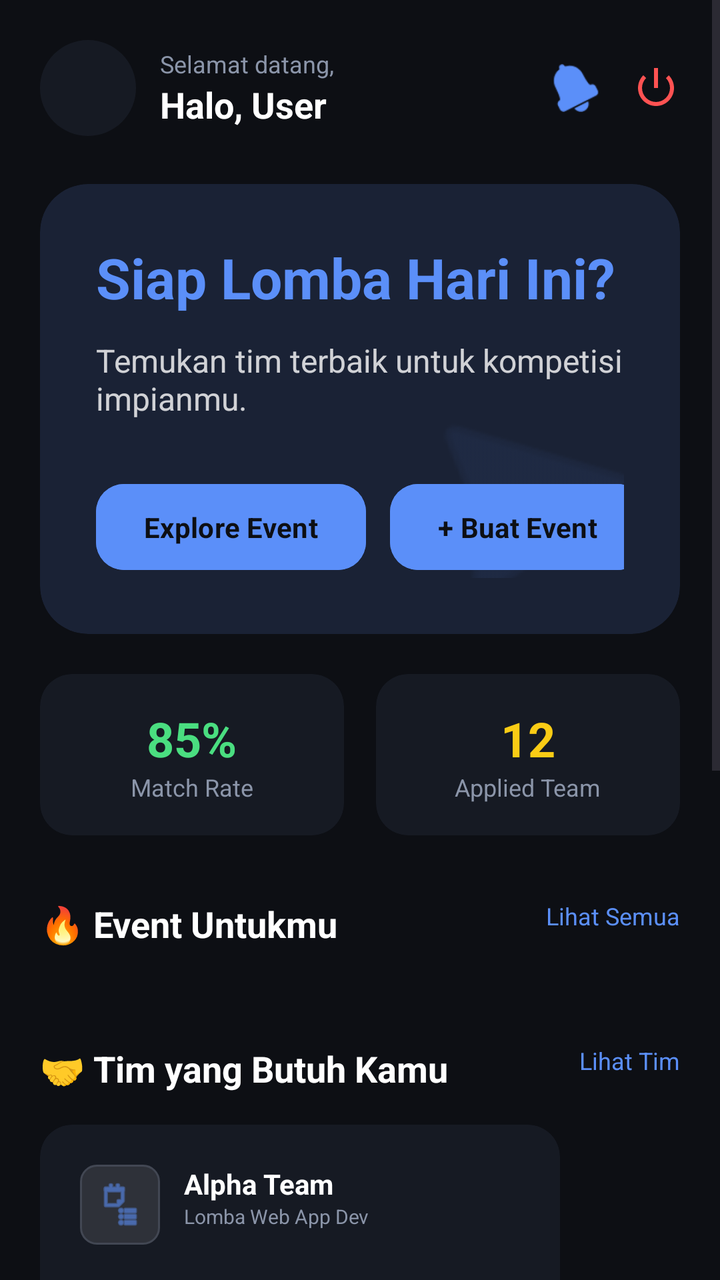
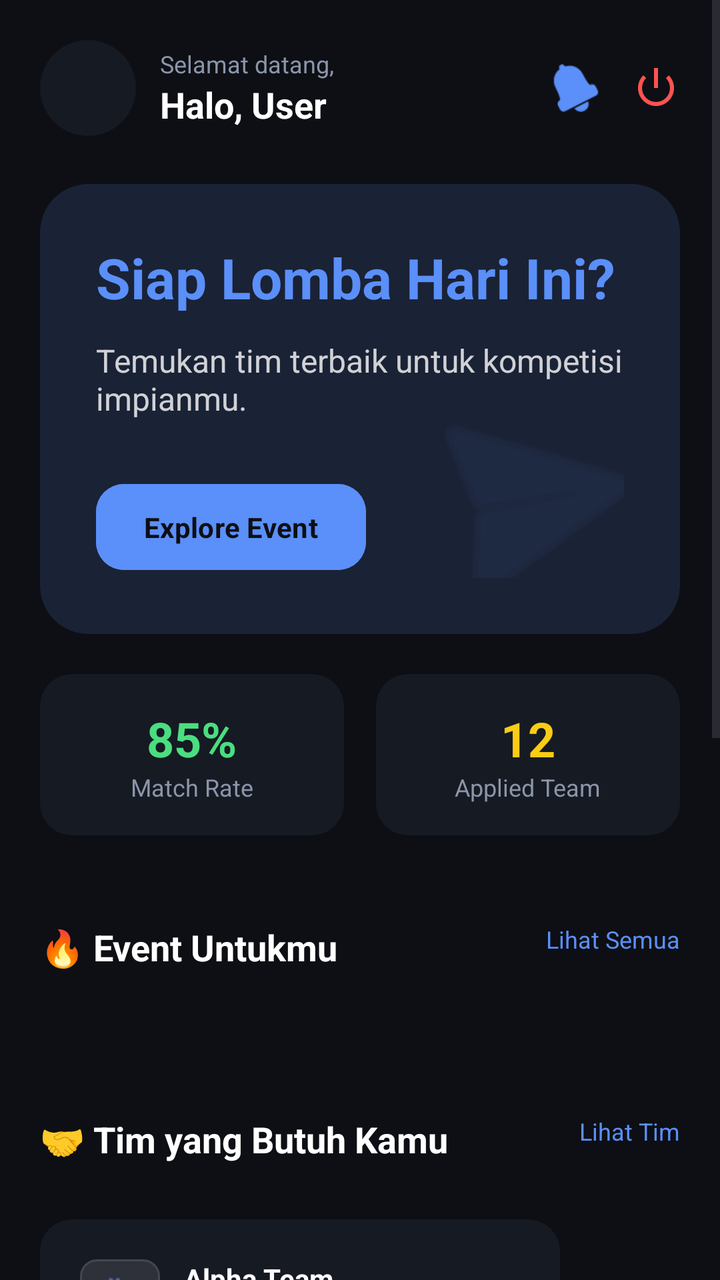

Screens rendered from an Android XML layout before and after an edit, with the pre-edit source and the edit as a unified diff.
<!-- AndroidManifest.xml: application theme Theme.Joko -->
<!-- res/layout/fragment_home.xml -->
<?xml version="1.0" encoding="utf-8"?>
<androidx.constraintlayout.widget.ConstraintLayout xmlns:android="http://schemas.android.com/apk/res/android"
    xmlns:app="http://schemas.android.com/apk/res-auto"
    xmlns:tools="http://schemas.android.com/tools"
    android:layout_width="match_parent"
    android:layout_height="match_parent"
    android:background="@color/bg_base">

    <ScrollView
        android:layout_width="match_parent"
        android:layout_height="match_parent"
        android:fillViewport="true">

        <LinearLayout
            android:layout_width="match_parent"
            android:layout_height="wrap_content"
            android:orientation="vertical"
            android:padding="20dp">

            
            <RelativeLayout
                android:layout_width="match_parent"
                android:layout_height="wrap_content">

                <com.google.android.material.imageview.ShapeableImageView
                    android:id="@+id/ivProfile"
                    android:layout_width="48dp"
                    android:layout_height="48dp"
                    android:background="@color/bg_surface"
                    android:scaleType="centerCrop"
                    app:shapeAppearanceOverlay="@style/CircleImage" />

                <LinearLayout
                    android:layout_width="wrap_content"
                    android:layout_height="wrap_content"
                    android:layout_centerVertical="true"
                    android:layout_marginStart="12dp"
                    android:layout_toEndOf="@id/ivProfile"
                    android:orientation="vertical">

                    <TextView
                        android:layout_width="wrap_content"
                        android:layout_height="wrap_content"
                        android:text="Selamat datang,"
                        android:textColor="@color/text_secondary"
                        android:textSize="12sp" />

                    <TextView
                        android:id="@+id/tvUserName"
                        android:layout_width="wrap_content"
                        android:layout_height="wrap_content"
                        android:text="Halo, User"
                        android:textColor="@color/white"
                        android:textSize="18sp"
                        android:textStyle="bold" />
                </LinearLayout>

                <LinearLayout
                    android:layout_width="wrap_content"
                    android:layout_height="wrap_content"
                    android:layout_alignParentEnd="true"
                    android:layout_centerVertical="true"
                    android:orientation="horizontal">

                    <ImageView
                        android:id="@+id/btnNotification"
                        android:layout_width="24dp"
                        android:layout_height="24dp"
                        android:layout_marginEnd="16dp"
                        android:src="@android:drawable/ic_popup_reminder"
                        app:tint="@color/primary" />

                    <ImageView
                        android:id="@+id/btnLogout"
                        android:layout_width="24dp"
                        android:layout_height="24dp"
                        android:src="@android:drawable/ic_lock_power_off"
                        app:tint="#FF5252" />
                </LinearLayout>
            </RelativeLayout>

            
            <androidx.cardview.widget.CardView
                android:layout_width="match_parent"
                android:layout_height="wrap_content"
                android:layout_marginTop="24dp"
                app:cardBackgroundColor="@color/bg_banner"
                app:cardCornerRadius="24dp"
                app:cardElevation="0dp">

                <androidx.constraintlayout.widget.ConstraintLayout
                    android:layout_width="match_parent"
                    android:layout_height="wrap_content"
                    android:padding="28dp">

                    <ImageView
                        android:id="@+id/ivRocket"
                        android:layout_width="140dp"
                        android:layout_height="140dp"
                        android:layout_marginEnd="-30dp"
                        android:layout_marginBottom="-30dp"
                        android:alpha="0.12"
                        android:rotation="-10"
                        android:src="@android:drawable/ic_menu_send"
                        app:layout_constraintBottom_toBottomOf="parent"
                        app:layout_constraintEnd_toEndOf="parent"
                        app:tint="@color/primary" />

                    <TextView
                        android:id="@+id/tvBannerTitle"
                        android:layout_width="0dp"
                        android:layout_height="wrap_content"
                        android:text="@string/banner_title"
                        android:textColor="@color/primary"
                        android:textSize="28sp"
                        android:textStyle="bold"
                        app:layout_constraintEnd_toEndOf="parent"
                        app:layout_constraintStart_toStartOf="parent"
                        app:layout_constraintTop_toTopOf="parent" />

                    <TextView
                        android:id="@+id/tvBannerDesc"
                        android:layout_width="0dp"
                        android:layout_height="wrap_content"
                        android:layout_marginTop="12dp"
                        android:alpha="0.8"
                        android:text="@string/banner_desc"
                        android:textColor="@color/white"
                        android:textSize="16sp"
                        app:layout_constraintEnd_toEndOf="parent"
                        app:layout_constraintStart_toStartOf="parent"
                        app:layout_constraintTop_toBottomOf="@id/tvBannerTitle" />

                    <Button
                        android:id="@+id/btnExploreBanner"
                        android:layout_width="wrap_content"
                        android:layout_height="wrap_content"
                        android:layout_marginTop="28dp"
                        android:backgroundTint="@color/primary"
                        android:paddingHorizontal="24dp"
                        android:paddingVertical="12dp"
                        android:text="@string/btn_explore_event"
                        android:textAllCaps="false"
                        android:textColor="#0D0F14"
                        android:textStyle="bold"
                        app:cornerRadius="14dp"
                        app:layout_constraintStart_toStartOf="parent"
                        app:layout_constraintTop_toBottomOf="@id/tvBannerDesc" />

                    <Button
                        android:id="@+id/btnCreateEvent"
                        android:layout_width="wrap_content"
                        android:layout_height="wrap_content"
                        android:layout_marginStart="12dp"
                        android:backgroundTint="@color/primary"
                        android:paddingHorizontal="24dp"
                        android:paddingVertical="12dp"
                        android:text="@string/btn_buat_event"
                        android:textAllCaps="false"
                        android:textColor="#0D0F14"
                        android:textStyle="bold"
                        app:cornerRadius="14dp"
                        app:layout_constraintBottom_toBottomOf="@id/btnExploreBanner"
                        app:layout_constraintStart_toEndOf="@id/btnExploreBanner"
                        app:layout_constraintTop_toTopOf="@id/btnExploreBanner" />

                </androidx.constraintlayout.widget.ConstraintLayout>
            </androidx.cardview.widget.CardView>

            
            <LinearLayout
                android:layout_width="match_parent"
                android:layout_height="wrap_content"
                android:layout_marginTop="20dp"
                android:orientation="horizontal">

                <androidx.cardview.widget.CardView
                    android:layout_width="0dp"
                    android:layout_height="wrap_content"
                    android:layout_marginEnd="8dp"
                    android:layout_weight="1"
                    app:cardBackgroundColor="@color/bg_surface"
                    app:cardCornerRadius="16dp"
                    app:cardElevation="0dp">
                    <LinearLayout
                        android:layout_width="match_parent"
                        android:layout_height="wrap_content"
                        android:gravity="center"
                        android:orientation="vertical"
                        android:padding="16dp">
                        <TextView
                            android:layout_width="wrap_content"
                            android:layout_height="wrap_content"
                            android:text="85%"
                            android:textColor="@color/secondary"
                            android:textSize="24sp"
                            android:textStyle="bold" />
                        <TextView
                            android:layout_width="wrap_content"
                            android:layout_height="wrap_content"
                            android:text="Match Rate"
                            android:textColor="@color/text_secondary"
                            android:textSize="12sp" />
                    </LinearLayout>
                </androidx.cardview.widget.CardView>

                <androidx.cardview.widget.CardView
                    android:layout_width="0dp"
                    android:layout_height="wrap_content"
                    android:layout_marginStart="8dp"
                    android:layout_weight="1"
                    app:cardBackgroundColor="@color/bg_surface"
                    app:cardCornerRadius="16dp"
                    app:cardElevation="0dp">
                    <LinearLayout
                        android:layout_width="match_parent"
                        android:layout_height="wrap_content"
                        android:gravity="center"
                        android:orientation="vertical"
                        android:padding="16dp">
                        <TextView
                            android:layout_width="wrap_content"
                            android:layout_height="wrap_content"
                            android:text="12"
                            android:textColor="#FACC15"
                            android:textSize="24sp"
                            android:textStyle="bold" />
                        <TextView
                            android:layout_width="wrap_content"
                            android:layout_height="wrap_content"
                            android:text="Applied Team"
                            android:textColor="@color/text_secondary"
                            android:textSize="12sp" />
                    </LinearLayout>
                </androidx.cardview.widget.CardView>
            </LinearLayout>

            
            <RelativeLayout
                android:layout_width="match_parent"
                android:layout_height="wrap_content"
                android:layout_marginTop="32dp">
                <TextView
                    android:layout_width="wrap_content"
                    android:layout_height="wrap_content"
                    android:text="🔥 Event Untukmu"
                    android:textColor="@color/white"
                    android:textSize="18sp"
                    android:textStyle="bold" />
                <TextView
                    android:id="@+id/btnLihatSemuaEvents"
                    android:layout_width="wrap_content"
                    android:layout_height="wrap_content"
                    android:layout_alignParentEnd="true"
                    android:text="Lihat Semua"
                    android:clickable="true"
                    android:focusable="true"
                    android:textColor="@color/primary"
                    android:textSize="12sp" />
            </RelativeLayout>

            <androidx.recyclerview.widget.RecyclerView
                android:id="@+id/rvHomeEvents"
                android:layout_width="match_parent"
                android:layout_height="wrap_content"
                android:layout_marginTop="16dp"
                android:orientation="horizontal"
                app:layoutManager="androidx.recyclerview.widget.LinearLayoutManager"
                tools:listitem="@layout/item_home_event" />

            
            <RelativeLayout
                android:layout_width="match_parent"
                android:layout_height="wrap_content"
                android:layout_marginTop="32dp">
                <TextView
                    android:layout_width="wrap_content"
                    android:layout_height="wrap_content"
                    android:text="🤝 Tim yang Butuh Kamu"
                    android:textColor="@color/white"
                    android:textSize="18sp"
                    android:textStyle="bold" />
                <TextView
                    android:id="@+id/btnLihatTim"
                    android:layout_width="wrap_content"
                    android:layout_height="wrap_content"
                    android:layout_alignParentEnd="true"
                    android:text="Lihat Tim"
                    android:clickable="true"
                    android:focusable="true"
                    android:textColor="@color/primary"
                    android:textSize="12sp" />
            </RelativeLayout>

            <HorizontalScrollView
                android:layout_width="match_parent"
                android:layout_height="wrap_content"
                android:layout_marginTop="16dp"
                android:scrollbars="none">
                <LinearLayout
                    android:layout_width="wrap_content"
                    android:layout_height="wrap_content"
                    android:orientation="horizontal">
                    
                    <androidx.cardview.widget.CardView
                        android:layout_width="260dp"
                        android:layout_height="wrap_content"
                        android:layout_marginEnd="16dp"
                        app:cardBackgroundColor="@color/bg_surface"
                        app:cardCornerRadius="16dp"
                        app:cardElevation="0dp">
                        <LinearLayout
                            android:layout_width="match_parent"
                            android:layout_height="wrap_content"
                            android:padding="20dp"
                            android:orientation="vertical">
                            <LinearLayout
                                android:layout_width="match_parent"
                                android:layout_height="wrap_content"
                                android:orientation="horizontal">
                                <ImageView
                                    android:layout_width="40dp"
                                    android:layout_height="40dp"
                                    android:background="@drawable/bg_input_field"
                                    android:padding="8dp"
                                    android:src="@android:drawable/ic_menu_agenda"
                                    app:tint="@color/primary" />
                                <LinearLayout
                                    android:layout_width="wrap_content"
                                    android:layout_height="wrap_content"
                                    android:layout_marginStart="12dp"
                                    android:orientation="vertical">

                                    <TextView
                                        android:layout_width="wrap_content"
                                        android:layout_height="wrap_content"
                                        android:text="Alpha Team"
                                        android:textColor="@color/white"
                                        android:textStyle="bold" />

                                    <TextView
                                        android:layout_width="wrap_content"
                                        android:layout_height="wrap_content"
                                        android:text="Lomba Web App Dev"
                                        android:textColor="@color/text_secondary"
                                        android:textSize="10sp" />
                                </LinearLayout>
                            </LinearLayout>

                            <TextView
                                android:layout_width="wrap_content"
                                android:layout_height="wrap_content"
                                android:layout_marginTop="16dp"
                                android:text="Mencari Role:"
                                android:textColor="@color/text_secondary"
                                android:textSize="12sp" />

                            <LinearLayout
                                android:layout_width="match_parent"
                                android:layout_height="wrap_content"
                                android:layout_marginTop="8dp"
                                android:orientation="horizontal">

                                <TextView
                                    android:layout_width="wrap_content"
                                    android:layout_height="wrap_content"
                                    android:background="@drawable/bg_input_field"
                                    android:paddingHorizontal="8dp"
                                    android:paddingVertical="4dp"
                                    android:text="Backend"
                                    android:textColor="@color/primary"
                                    android:textSize="10sp" />

                                <TextView
                                    android:layout_width="wrap_content"
                                    android:layout_height="wrap_content"
                                    android:layout_marginStart="8dp"
                                    android:background="@drawable/bg_input_field"
                                    android:paddingHorizontal="8dp"
                                    android:paddingVertical="4dp"
                                    android:text="DevOps"
                                    android:textColor="@color/text_secondary"
                                    android:textSize="10sp" />
                            </LinearLayout>

                            <RelativeLayout
                                android:layout_width="match_parent"
                                android:layout_height="wrap_content"
                                android:layout_marginTop="20dp">

                                <TextView
                                    android:layout_width="wrap_content"
                                    android:layout_height="wrap_content"
                                    android:text="Progress Tim"
                                    android:textColor="@color/text_secondary"
                                    android:textSize="11sp" />

                                <TextView
                                    android:layout_width="wrap_content"
                                    android:layout_height="wrap_content"
                                    android:layout_alignParentEnd="true"
                                    android:text="2/4"
                                    android:textColor="@color/primary"
                                    android:textSize="11sp" />
                            </RelativeLayout>

                            <ProgressBar
                                style="?android:attr/progressBarStyleHorizontal"
                                android:layout_width="match_parent"
                                android:layout_height="4dp"
                                android:layout_marginTop="8dp"
                                android:progress="50"
                                android:progressTint="@color/primary" />
                        </LinearLayout>
                    </androidx.cardview.widget.CardView>
                </LinearLayout>
            </HorizontalScrollView>

            
            <androidx.cardview.widget.CardView
                android:layout_width="match_parent"
                android:layout_height="wrap_content"
                android:layout_marginTop="32dp"
                android:layout_marginBottom="24dp"
                app:cardBackgroundColor="@color/bg_surface"
                app:cardCornerRadius="20dp"
                app:cardElevation="0dp">

                <LinearLayout
                    android:layout_width="match_parent"
                    android:layout_height="wrap_content"
                    android:gravity="center"
                    android:orientation="vertical"
                    android:padding="24dp">

                    <ImageView
                        android:layout_width="48dp"
                        android:layout_height="48dp"
                        android:src="@android:drawable/ic_menu_preferences"
                        app:tint="@color/text_disabled" />

                    <TextView
                        android:layout_width="wrap_content"
                        android:layout_height="wrap_content"
                        android:layout_marginTop="16dp"
                        android:text="Lengkapi Profil Skilmu"
                        android:textColor="@color/white"
                        android:textSize="16sp"
                        android:textStyle="bold" />

                    <TextView
                        android:layout_width="wrap_content"
                        android:layout_height="wrap_content"
                        android:layout_marginTop="8dp"
                        android:gravity="center"
                        android:text="Bantu kami merekomendasikan tim yang paling pas buat kamu."
                        android:textColor="@color/text_secondary"
                        android:textSize="12sp" />

                    <Button
                        android:id="@+id/btnAturMinat"
                        style="@style/Widget.MaterialComponents.Button.OutlinedButton"
                        android:layout_width="wrap_content"
                        android:layout_height="wrap_content"
                        android:layout_marginTop="16dp"
                        android:text="Atur Minat"
                        android:textAllCaps="false"
                        android:textColor="@color/primary"
                        app:cornerRadius="12dp"
                        app:strokeColor="@color/primary" />
                </LinearLayout>
            </androidx.cardview.widget.CardView>
        </LinearLayout>
    </ScrollView>

</androidx.constraintlayout.widget.ConstraintLayout>
<!-- res/layout/item_home_event.xml (included above) -->
<?xml version="1.0" encoding="utf-8"?>
<androidx.cardview.widget.CardView xmlns:android="http://schemas.android.com/apk/res/android"
    xmlns:app="http://schemas.android.com/apk/res-auto"
    android:id="@+id/cvHomeEvent"
    android:layout_width="280dp"
    android:layout_height="wrap_content"
    android:layout_marginEnd="16dp"
    android:clickable="true"
    android:focusable="true"
    android:foreground="?android:attr/selectableItemBackground"
    app:cardBackgroundColor="@color/bg_surface"
    app:cardCornerRadius="16dp"
    app:cardElevation="0dp">

    <LinearLayout
        android:layout_width="match_parent"
        android:layout_height="wrap_content"
        android:orientation="vertical">

        <ImageView
            android:id="@+id/ivEventBanner"
            android:layout_width="match_parent"
            android:layout_height="140dp"
            android:scaleType="centerCrop"
            android:background="@color/text_disabled" />

        <LinearLayout
            android:layout_width="match_parent"
            android:layout_height="wrap_content"
            android:padding="16dp"
            android:orientation="vertical">

            <TextView
                android:id="@+id/tvEventTitle"
                android:layout_width="match_parent"
                android:layout_height="wrap_content"
                android:text="Event Title"
                android:textColor="@color/white"
                android:textSize="16sp"
                android:textStyle="bold"
                android:maxLines="1"
                android:ellipsize="end" />

            <TextView
                android:id="@+id/tvEventDate"
                android:layout_width="wrap_content"
                android:layout_height="wrap_content"
                android:layout_marginTop="8dp"
                android:text="📅 Date"
                android:textColor="@color/text_secondary"
                android:textSize="12sp" />

            <TextView
                android:id="@+id/tvEventLocation"
                android:layout_width="wrap_content"
                android:layout_height="wrap_content"
                android:layout_marginTop="4dp"
                android:text="📍 Location"
                android:textColor="@color/text_secondary"
                android:textSize="12sp"
                android:maxLines="1"
                android:ellipsize="end" />

            <RelativeLayout
                android:layout_width="match_parent"
                android:layout_height="wrap_content"
                android:layout_marginTop="16dp">

                <TextView
                    android:id="@+id/tvCategory"
                    android:layout_width="wrap_content"
                    android:layout_height="wrap_content"
                    android:text="Category"
                    android:textColor="@color/secondary"
                    android:textStyle="bold"
                    android:textSize="12sp" />

                <TextView
                    android:layout_width="wrap_content"
                    android:layout_height="wrap_content"
                    android:layout_alignParentEnd="true"
                    android:text="Lihat Detail"
                    android:textColor="@color/primary"
                    android:textSize="11sp" />
            </RelativeLayout>
        </LinearLayout>
    </LinearLayout>
</androidx.cardview.widget.CardView>
<!-- resources referenced by this layout -->
<resources>
  <color name="bg_banner">#1A2235</color>
  <color name="bg_base">#0D0F14</color>
  <color name="bg_surface">#161A23</color>
  <color name="primary">#5B8FF9</color>
  <color name="secondary">#4ADE80</color>
  <color name="text_disabled">#3D4557</color>
  <color name="text_secondary">#8B95A9</color>
  <color name="white">#FFFFFFFF</color>
  <!-- drawable bg_input_field (drawable) -->
  <?xml version="1.0" encoding="utf-8"?>
  <shape xmlns:android="http://schemas.android.com/apk/res/android">
      <solid android:color="#1AFFFFFF" />
      <corners android:radius="8dp" />
      <stroke android:width="1dp" android:color="@color/outline_variant" />
  </shape>
  <string name="banner_desc">Temukan tim terbaik untuk kompetisi impianmu.</string>
  <string name="banner_title">Siap Lomba Hari Ini?</string>
  <string name="btn_buat_event">+ Buat Event</string>
  <string name="btn_explore_event">Explore Event</string>
  <style name="CircleImage">
          <item name="cornerSize">50%</item>
      </style>
  <style name="Theme.Joko" parent="Base.Theme.Joko" />
  <color name="outline_variant">#424753</color>
  <style name="Base.Theme.Joko" parent="Theme.Material3.DayNight.NoActionBar">
          <item name="colorPrimary">@color/primary</item>
          <item name="android:statusBarColor">@color/bg_base</item>
          <item name="android:windowBackground">@color/bg_base</item>
  
          
          <item name="fontFamily">@font/font_body</item>
  
          <item name="textAppearanceHeadlineLarge">@style/TextAppearance.App.HeadlineLarge</item>
          <item name="textAppearanceHeadlineMedium">@style/TextAppearance.App.HeadlineMedium</item>
          <item name="textAppearanceHeadlineSmall">@style/TextAppearance.App.HeadlineSmall</item>
          <item name="textAppearanceTitleLarge">@style/TextAppearance.App.TitleLarge</item>
      </style>
  <style name="TextAppearance.App.HeadlineLarge" parent="TextAppearance.Material3.HeadlineLarge">
          <item name="fontFamily">@font/font_headlines</item>
          <item name="android:fontFamily">@font/font_headlines</item>
      </style>
  <style name="TextAppearance.App.HeadlineMedium" parent="TextAppearance.Material3.HeadlineMedium">
          <item name="fontFamily">@font/font_headlines</item>
          <item name="android:fontFamily">@font/font_headlines</item>
      </style>
  <style name="TextAppearance.App.HeadlineSmall" parent="TextAppearance.Material3.HeadlineSmall">
          <item name="fontFamily">@font/font_headlines</item>
          <item name="android:fontFamily">@font/font_headlines</item>
      </style>
  <style name="TextAppearance.App.TitleLarge" parent="TextAppearance.Material3.TitleLarge">
          <item name="fontFamily">@font/font_headlines</item>
          <item name="android:fontFamily">@font/font_headlines</item>
          <item name="android:textStyle">bold</item>
      </style>
</resources>

<!-- the commit's change to res/layout/fragment_home.xml (unified diff, before → after) -->
@@ -159,10 +159,12 @@
                         android:textAllCaps="false"
                         android:textColor="#0D0F14"
                         android:textStyle="bold"
+                        android:visibility="gone"
                         app:cornerRadius="14dp"
                         app:layout_constraintBottom_toBottomOf="@id/btnExploreBanner"
                         app:layout_constraintStart_toEndOf="@id/btnExploreBanner"
-                        app:layout_constraintTop_toTopOf="@id/btnExploreBanner" />
+                        app:layout_constraintTop_toTopOf="@id/btnExploreBanner"
+                        tools:visibility="visible" />
 
                 </androidx.constraintlayout.widget.ConstraintLayout>
             </androidx.cardview.widget.CardView>
@@ -238,8 +240,9 @@
             
             <RelativeLayout
                 android:layout_width="match_parent"
-                android:layout_height="wrap_content"
-                android:layout_marginTop="32dp">
+                android:layout_height="48dp"
+                android:layout_marginTop="32dp"
+                android:gravity="center">
                 <TextView
                     android:layout_width="wrap_content"
                     android:layout_height="wrap_content"
@@ -271,8 +274,9 @@
             
             <RelativeLayout
                 android:layout_width="match_parent"
-                android:layout_height="wrap_content"
-                android:layout_marginTop="32dp">
+                android:layout_height="48dp"
+                android:layout_marginTop="32dp"
+                android:gravity="center">
                 <TextView
                     android:layout_width="wrap_content"
                     android:layout_height="wrap_content"
@@ -280,6 +284,7 @@
                     android:textColor="@color/white"
                     android:textSize="18sp"
                     android:textStyle="bold" />
+
                 <TextView
                     android:id="@+id/btnLihatTim"
                     android:layout_width="wrap_content"
